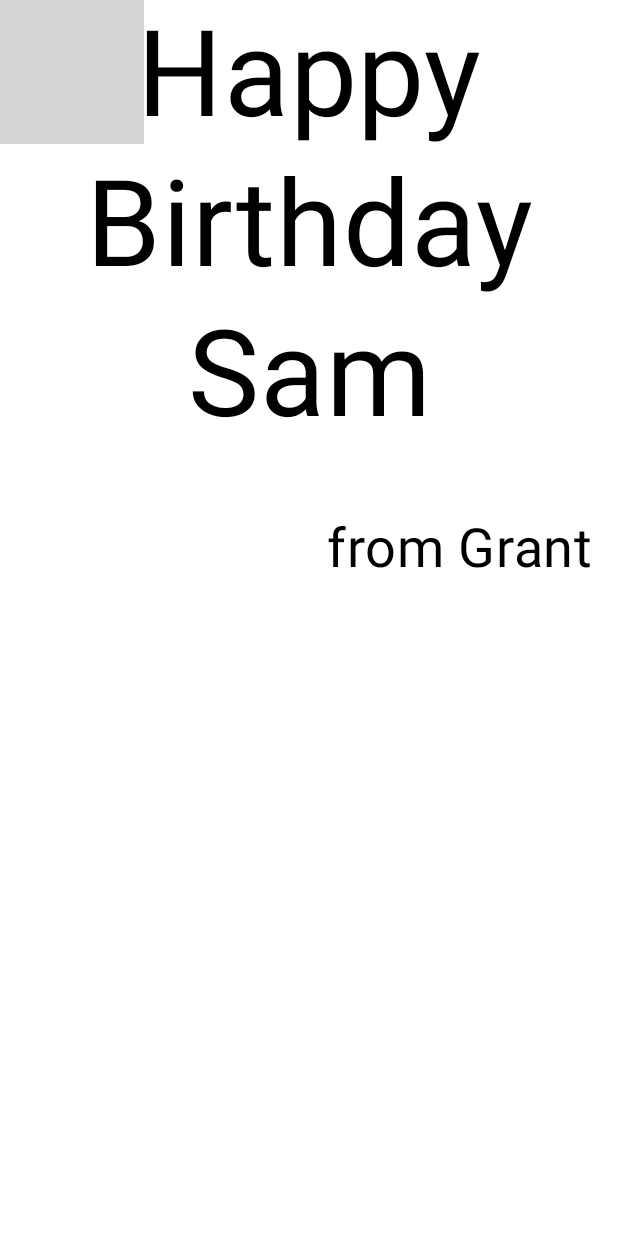
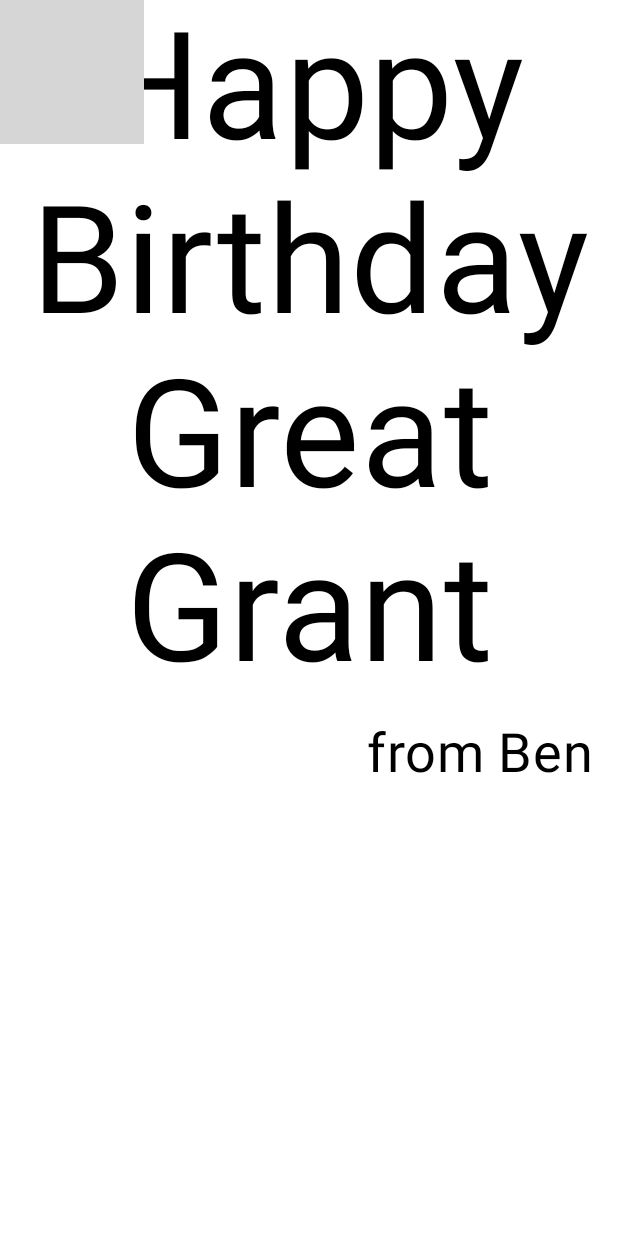
Before and after one commit to GreatGrant/BirthdayCard, an Android app built with Jetpack Compose: the @Preview function GreetingPreview, on a phone screen of 412 x 824 dp. Run offline under Robolectric (Android 15) with nearby library versions, the phone set to English and light mode, and no system bars; grey boxes are pictures that could not be loaded.

Commit message:
extract string resource

```diff
--- a/app/src/main/java/com/easybuy4me/birthdaycard/MainActivity.kt
+++ b/app/src/main/java/com/easybuy4me/birthdaycard/MainActivity.kt
@@ -19,6 +19,7 @@ import androidx.compose.ui.Modifier
 import androidx.compose.ui.graphics.Color
 import androidx.compose.ui.layout.ContentScale
 import androidx.compose.ui.res.painterResource
+import androidx.compose.ui.res.stringResource
 import androidx.compose.ui.semantics.Role.Companion.Image
 import androidx.compose.ui.text.style.TextAlign
 import androidx.compose.ui.tooling.preview.Preview
@@ -36,7 +37,7 @@ class MainActivity : ComponentActivity() {
                     modifier = Modifier.fillMaxSize(),
                     color = MaterialTheme.colorScheme.background
                 ) {
-                    GreetingImage("Great Grant", "Ben")
+                    GreetingImage( name = stringResource(R.string.great_grant), from = stringResource(R.string.ben))
                 }
             }
         }
@@ -48,14 +49,13 @@ fun GreetingText(name: String, from: String, modifier: Modifier = Modifier) {
     // Create a column so that texts don't overlap
     Column(
         modifier = modifier,
-        horizontalAlignment = Alignment.End,
         verticalArrangement = Arrangement.Center)
     {
         Text(
             text = "Happy Birthday $name",
             modifier = modifier,
-            fontSize = 80.sp,
-            lineHeight = 100.sp,
+            fontSize = 100.sp,
+            lineHeight = 116.sp,
             textAlign = TextAlign.Center
         )
 
@@ -63,7 +63,6 @@ fun GreetingText(name: String, from: String, modifier: Modifier = Modifier) {
             color = Color.Black,
             text = "from $from",
             fontSize = 36.sp,
-            lineHeight = 100.sp,
             modifier = modifier
                 .padding(16.dp)
                 .align(alignment = Alignment.End)
@@ -98,6 +97,6 @@ fun GreetingImage(name: String, from: String, modifier: Modifier = Modifier){
 fun GreetingPreview() {
     BirthdayCardTheme {
 //        GreetingText("Grant", "Ben")
-        GreetingImage( name = "Sam", from = "Grant")
+        GreetingImage( name = stringResource(R.string.great_grant), from = stringResource(R.string.ben))
     }
 }
--- a/app/src/main/res/values/strings.xml
+++ b/app/src/main/res/values/strings.xml
@@ -1,3 +1,5 @@
 <resources>
     <string name="app_name">BirthdayCard</string>
+    <string name="great_grant">Great Grant</string>
+    <string name="ben">Ben</string>
 </resources>
```
